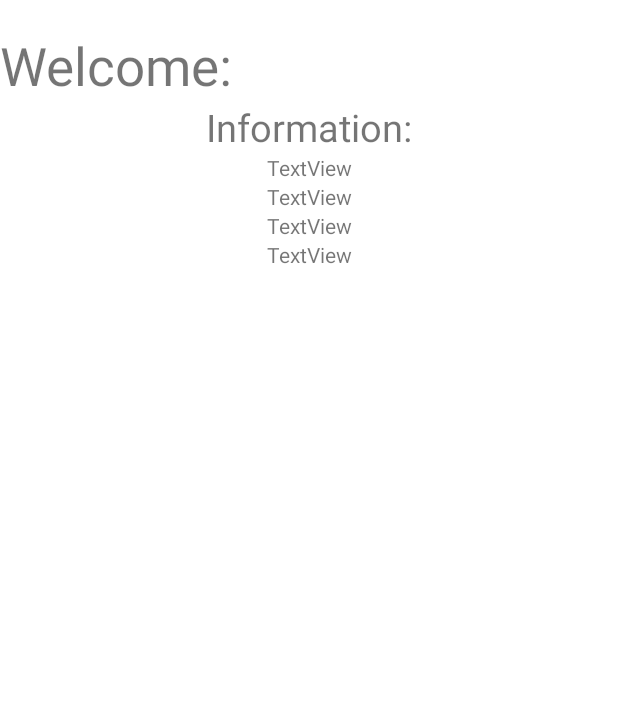
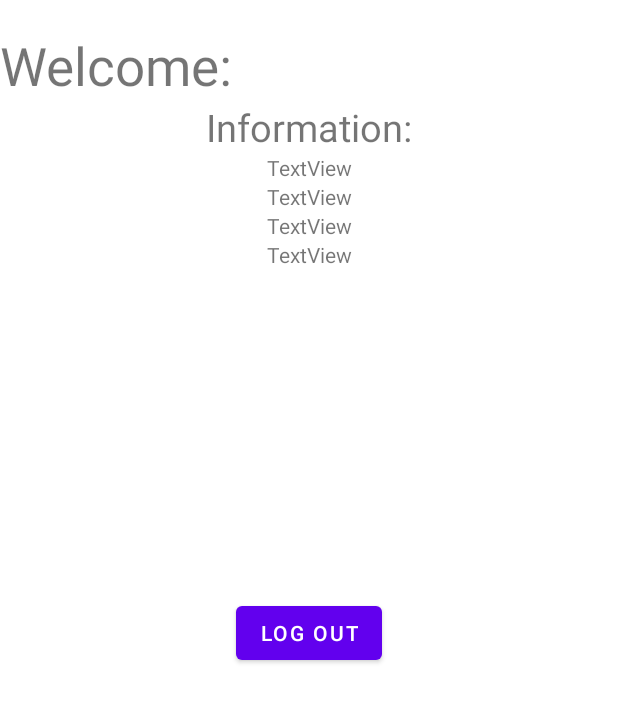
Before and after one commit to jhiltonjones/GSU_app, an Android app: the Profile screen opened directly, with no data from a screen before it, on a phone screen of 412 x 824 dp. Shown: the top 702 px of the screen. Run offline under Robolectric (Android 15) with nearby library versions, the phone set to English and light mode, and no system bars; our stand-ins replace Firebase (no records; nobody signed in at launch, a user with empty details on screens opened directly).

Commit message:
added log out button to profile

```diff
--- a/app/src/main/java/com/example/studentfeedbackapp/ClassList.kt
+++ b/app/src/main/java/com/example/studentfeedbackapp/ClassList.kt
@@ -95,7 +95,7 @@ class ClassList : AppCompatActivity() {
             println("test")
         }
 
-        // Set the click listener for the logout button
+        // Set the click listener for the profile button
         val ProfileButton: Button = findViewById(R.id.profile)
         ProfileButton.setOnClickListener {
             val intent = Intent(this, Profile::class.java)
--- a/app/src/main/java/com/example/studentfeedbackapp/Profile.kt
+++ b/app/src/main/java/com/example/studentfeedbackapp/Profile.kt
@@ -1,7 +1,9 @@
 package com.example.studentfeedbackapp
 
+import android.content.Intent
 import android.os.Bundle
 import android.util.Log
+import android.widget.Button
 import android.widget.EditText
 import android.widget.TextView
 import androidx.appcompat.app.AppCompatActivity
@@ -33,6 +35,11 @@ class Profile : AppCompatActivity() {
 
 
         getUserInfoFromFirestore(currentUser)
+        val LogoutButton: Button = findViewById(R.id.logout_button)
+        LogoutButton.setOnClickListener {
+            val intent = Intent(this, Login::class.java)
+            startActivity(intent)
+        }
     }
 
     private fun getUserInfoFromFirestore(currentUser:String) {
--- a/app/src/main/res/layout/profile.xml
+++ b/app/src/main/res/layout/profile.xml
@@ -66,4 +66,14 @@
         app:layout_constraintStart_toStartOf="parent"
         app:layout_constraintEnd_toEndOf="parent" />
 
+    <Button
+        android:id="@+id/logout_button"
+        android:layout_width="wrap_content"
+        android:layout_height="wrap_content"
+        android:text="Log Out"
+        app:layout_constraintBottom_toBottomOf="parent"
+        app:layout_constraintEnd_toEndOf="parent"
+        app:layout_constraintStart_toStartOf="parent"
+        app:layout_constraintTop_toTopOf="@+id/user_name" />
+
 </androidx.constraintlayout.widget.ConstraintLayout>
```
